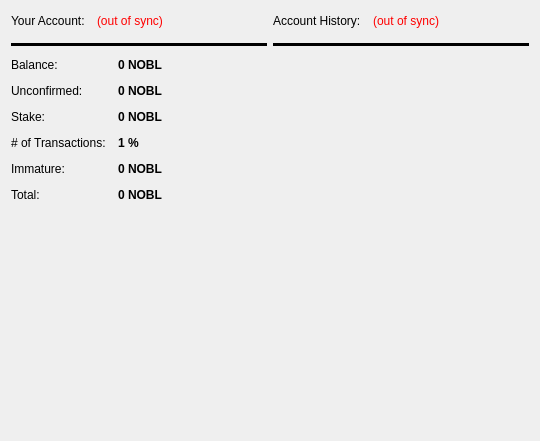
This is src/qt/forms/overviewpage.ui in NobleCoinNOBL/noblecoin as Qt 5 draws it before an edit. The edited form follows.
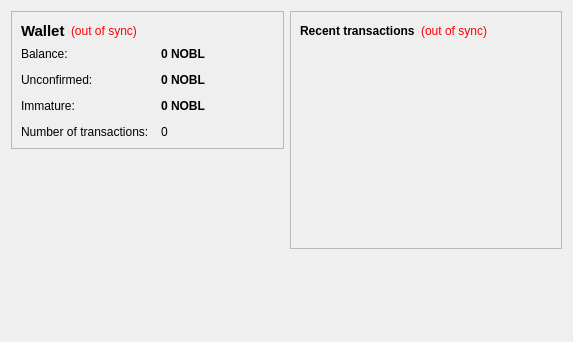
This is the edited form. Icons and pictures are not drawn.

Commit message: Overview Clean - Remove Staking Placeholders

What changed in the file:
```diff
--- a/src/qt/forms/overviewpage.ui
+++ b/src/qt/forms/overviewpage.ui
@@ -6,43 +6,38 @@
    <rect>
     <x>0</x>
     <y>0</y>
-    <width>540</width>
-    <height>441</height>
+    <width>573</width>
+    <height>342</height>
    </rect>
   </property>
   <property name="windowTitle">
    <string>Form</string>
   </property>
-  <layout class="QVBoxLayout" name="verticalLayout_2">
+  <layout class="QHBoxLayout" name="horizontalLayout" stretch="1,1">
    <item>
-    <layout class="QHBoxLayout" name="horizontalLayout_3">
+    <layout class="QVBoxLayout" name="verticalLayout_2">
      <item>
       <widget class="QFrame" name="frame">
        <property name="frameShape">
-        <enum>QFrame::NoFrame</enum>
+        <enum>QFrame::StyledPanel</enum>
        </property>
        <property name="frameShadow">
-        <enum>QFrame::Plain</enum>
-       </property>
-       <property name="lineWidth">
-        <number>0</number>
+        <enum>QFrame::Raised</enum>
        </property>
        <layout class="QVBoxLayout" name="verticalLayout_4">
-        <property name="spacing">
-         <number>12</number>
-        </property>
-        <property name="margin">
-         <number>0</number>
-        </property>
         <item>
          <layout class="QHBoxLayout" name="horizontalLayout_4">
           <item>
            <widget class="QLabel" name="label_5">
-            <property name="text">
-             <string>Your Account:</string>
+            <property name="font">
+             <font>
+              <pointsize>11</pointsize>
+              <weight>75</weight>
+              <bold>true</bold>
+             </font>
             </property>
-            <property name="openExternalLinks">
-             <bool>true</bool>
+            <property name="text">
+             <string>Wallet</string>
             </property>
            </widget>
           </item>
@@ -63,12 +58,6 @@
             <property name="alignment">
              <set>Qt::AlignLeading|Qt::AlignLeft|Qt::AlignVCenter</set>
             </property>
-            <property name="wordWrap">
-             <bool>false</bool>
-            </property>
-            <property name="openExternalLinks">
-             <bool>true</bool>
-            </property>
            </widget>
           </item>
           <item>
@@ -86,437 +75,6 @@
           </item>
          </layout>
         </item>
-        <item>
-         <widget class="Line" name="line">
-          <property name="palette">
-           <palette>
-            <active>
-             <colorrole role="WindowText">
-              <brush brushstyle="SolidPattern">
-               <color alpha="255">
-                <red>0</red>
-                <green>0</green>
-                <blue>0</blue>
-               </color>
-              </brush>
-             </colorrole>
-             <colorrole role="Button">
-              <brush brushstyle="SolidPattern">
-               <color alpha="255">
-                <red>0</red>
-                <green>0</green>
-                <blue>0</blue>
-               </color>
-              </brush>
-             </colorrole>
-             <colorrole role="Light">
-              <brush brushstyle="SolidPattern">
-               <color alpha="255">
-                <red>0</red>
-                <green>0</green>
-                <blue>0</blue>
-               </color>
-              </brush>
-             </colorrole>
-             <colorrole role="Midlight">
-              <brush brushstyle="SolidPattern">
-               <color alpha="255">
-                <red>0</red>
-                <green>0</green>
-                <blue>0</blue>
-               </color>
-              </brush>
-             </colorrole>
-             <colorrole role="Dark">
-              <brush brushstyle="SolidPattern">
-               <color alpha="255">
-                <red>0</red>
-                <green>0</green>
-                <blue>0</blue>
-               </color>
-              </brush>
-             </colorrole>
-             <colorrole role="Mid">
-              <brush brushstyle="SolidPattern">
-               <color alpha="255">
-                <red>0</red>
-                <green>0</green>
-                <blue>0</blue>
-               </color>
-              </brush>
-             </colorrole>
-             <colorrole role="Text">
-              <brush brushstyle="SolidPattern">
-               <color alpha="255">
-                <red>255</red>
-                <green>255</green>
-                <blue>255</blue>
-               </color>
-              </brush>
-             </colorrole>
-             <colorrole role="BrightText">
-              <brush brushstyle="SolidPattern">
-               <color alpha="255">
-                <red>255</red>
-                <green>255</green>
-                <blue>255</blue>
-               </color>
-              </brush>
-             </colorrole>
-             <colorrole role="ButtonText">
-              <brush brushstyle="SolidPattern">
-               <color alpha="255">
-                <red>255</red>
-                <green>255</green>
-                <blue>255</blue>
-               </color>
-              </brush>
-             </colorrole>
-             <colorrole role="Base">
-              <brush brushstyle="SolidPattern">
-               <color alpha="255">
-                <red>0</red>
-                <green>0</green>
-                <blue>0</blue>
-               </color>
-              </brush>
-             </colorrole>
-             <colorrole role="Window">
-              <brush brushstyle="SolidPattern">
-               <color alpha="255">
-                <red>0</red>
-                <green>0</green>
-                <blue>0</blue>
-               </color>
-              </brush>
-             </colorrole>
-             <colorrole role="Shadow">
-              <brush brushstyle="SolidPattern">
-               <color alpha="255">
-                <red>0</red>
-                <green>0</green>
-                <blue>0</blue>
-               </color>
-              </brush>
-             </colorrole>
-             <colorrole role="AlternateBase">
-              <brush brushstyle="SolidPattern">
-               <color alpha="255">
-                <red>0</red>
-                <green>0</green>
-                <blue>0</blue>
-               </color>
-              </brush>
-             </colorrole>
-             <colorrole role="ToolTipBase">
-              <brush brushstyle="SolidPattern">
-               <color alpha="255">
-                <red>255</red>
-                <green>255</green>
-                <blue>220</blue>
-               </color>
-              </brush>
-             </colorrole>
-             <colorrole role="ToolTipText">
-              <brush brushstyle="SolidPattern">
-               <color alpha="255">
-                <red>0</red>
-                <green>0</green>
-                <blue>0</blue>
-               </color>
-              </brush>
-             </colorrole>
-            </active>
-            <inactive>
-             <colorrole role="WindowText">
-              <brush brushstyle="SolidPattern">
-               <color alpha="255">
-                <red>0</red>
-                <green>0</green>
-                <blue>0</blue>
-               </color>
-              </brush>
-             </colorrole>
-             <colorrole role="Button">
-              <brush brushstyle="SolidPattern">
-               <color alpha="255">
-                <red>0</red>
-                <green>0</green>
-                <blue>0</blue>
-               </color>
-              </brush>
-             </colorrole>
-             <colorrole role="Light">
-              <brush brushstyle="SolidPattern">
-               <color alpha="255">
-                <red>0</red>
-                <green>0</green>
-                <blue>0</blue>
-               </color>
-              </brush>
-             </colorrole>
-             <colorrole role="Midlight">
-              <brush brushstyle="SolidPattern">
-               <color alpha="255">
-                <red>0</red>
-                <green>0</green>
-                <blue>0</blue>
-               </color>
-              </brush>
-             </colorrole>
-             <colorrole role="Dark">
-              <brush brushstyle="SolidPattern">
-               <color alpha="255">
-                <red>0</red>
-                <green>0</green>
-                <blue>0</blue>
-               </color>
-              </brush>
-             </colorrole>
-             <colorrole role="Mid">
-              <brush brushstyle="SolidPattern">
-               <color alpha="255">
-                <red>0</red>
-                <green>0</green>
-                <blue>0</blue>
-               </color>
-              </brush>
-             </colorrole>
-             <colorrole role="Text">
-              <brush brushstyle="SolidPattern">
-               <color alpha="255">
-                <red>255</red>
-                <green>255</green>
-                <blue>255</blue>
-               </color>
-              </brush>
-             </colorrole>
-             <colorrole role="BrightText">
-              <brush brushstyle="SolidPattern">
-               <color alpha="255">
-                <red>255</red>
-                <green>255</green>
-                <blue>255</blue>
-               </color>
-              </brush>
-             </colorrole>
-             <colorrole role="ButtonText">
-              <brush brushstyle="SolidPattern">
-               <color alpha="255">
-                <red>255</red>
-                <green>255</green>
-                <blue>255</blue>
-               </color>
-              </brush>
-             </colorrole>
-             <colorrole role="Base">
-              <brush brushstyle="SolidPattern">
-               <color alpha="255">
-                <red>0</red>
-                <green>0</green>
-                <blue>0</blue>
-               </color>
-              </brush>
-             </colorrole>
-             <colorrole role="Window">
-              <brush brushstyle="SolidPattern">
-               <color alpha="255">
-                <red>0</red>
-                <green>0</green>
-                <blue>0</blue>
-               </color>
-              </brush>
-             </colorrole>
-             <colorrole role="Shadow">
-              <brush brushstyle="SolidPattern">
-               <color alpha="255">
-                <red>0</red>
-                <green>0</green>
-                <blue>0</blue>
-               </color>
-              </brush>
-             </colorrole>
-             <colorrole role="AlternateBase">
-              <brush brushstyle="SolidPattern">
-               <color alpha="255">
-                <red>0</red>
-                <green>0</green>
-                <blue>0</blue>
-               </color>
-              </brush>
-             </colorrole>
-             <colorrole role="ToolTipBase">
-              <brush brushstyle="SolidPattern">
-               <color alpha="255">
-                <red>255</red>
-                <green>255</green>
-                <blue>220</blue>
-               </color>
-              </brush>
-             </colorrole>
-             <colorrole role="ToolTipText">
-              <brush brushstyle="SolidPattern">
-               <color alpha="255">
-                <red>0</red>
-                <green>0</green>
-                <blue>0</blue>
-               </color>
-              </brush>
-             </colorrole>
-            </inactive>
-            <disabled>
-             <colorrole role="WindowText">
-              <brush brushstyle="SolidPattern">
-               <color alpha="255">
-                <red>0</red>
-                <green>0</green>
-                <blue>0</blue>
-               </color>
-              </brush>
-             </colorrole>
-             <colorrole role="Button">
-              <brush brushstyle="SolidPattern">
-               <color alpha="255">
-                <red>0</red>
-                <green>0</green>
-                <blue>0</blue>
-               </color>
-              </brush>
-             </colorrole>
-             <colorrole role="Light">
-              <brush brushstyle="SolidPattern">
-               <color alpha="255">
-                <red>0</red>
-                <green>0</green>
-                <blue>0</blue>
-               </color>
-              </brush>
-             </colorrole>
-             <colorrole role="Midlight">
-              <brush brushstyle="SolidPattern">
-               <color alpha="255">
-                <red>0</red>
-                <green>0</green>
-                <blue>0</blue>
-               </color>
-              </brush>
-             </colorrole>
-             <colorrole role="Dark">
-              <brush brushstyle="SolidPattern">
-               <color alpha="255">
-                <red>0</red>
-                <green>0</green>
-                <blue>0</blue>
-               </color>
-              </brush>
-             </colorrole>
-             <colorrole role="Mid">
-              <brush brushstyle="SolidPattern">
-               <color alpha="255">
-                <red>0</red>
-                <green>0</green>
-                <blue>0</blue>
-               </color>
-              </brush>
-             </colorrole>
-             <colorrole role="Text">
-              <brush brushstyle="SolidPattern">
-               <color alpha="255">
-                <red>0</red>
-                <green>0</green>
-                <blue>0</blue>
-               </color>
-              </brush>
-             </colorrole>
-             <colorrole role="BrightText">
-              <brush brushstyle="SolidPattern">
-               <color alpha="255">
-                <red>255</red>
-                <green>255</green>
-                <blue>255</blue>
-               </color>
-              </brush>
-             </colorrole>
-             <colorrole role="ButtonText">
-              <brush brushstyle="SolidPattern">
-               <color alpha="255">
-                <red>0</red>
-                <green>0</green>
-                <blue>0</blue>
-               </color>
-              </brush>
-             </colorrole>
-             <colorrole role="Base">
-              <brush brushstyle="SolidPattern">
-               <color alpha="255">
-                <red>0</red>
-                <green>0</green>
-                <blue>0</blue>
-               </color>
-              </brush>
-             </colorrole>
-             <colorrole role="Window">
-              <brush brushstyle="SolidPattern">
-               <color alpha="255">
-                <red>0</red>
-                <green>0</green>
-                <blue>0</blue>
-               </color>
-              </brush>
-             </colorrole>
-             <colorrole role="Shadow">
-              <brush brushstyle="SolidPattern">
-               <color alpha="255">
-                <red>0</red>
-                <green>0</green>
-                <blue>0</blue>
-               </color>
-              </brush>
-             </colorrole>
-             <colorrole role="AlternateBase">
-              <brush brushstyle="SolidPattern">
-               <color alpha="255">
-                <red>0</red>
-                <green>0</green>
-                <blue>0</blue>
-               </color>
-              </brush>
-             </colorrole>
-             <colorrole role="ToolTipBase">
-              <brush brushstyle="SolidPattern">
-               <color alpha="255">
-                <red>255</red>
-                <green>255</green>
-                <blue>220</blue>
-               </color>
-              </brush>
-             </colorrole>
-             <colorrole role="ToolTipText">
-              <brush brushstyle="SolidPattern">
-               <color alpha="255">
-                <red>0</red>
-                <green>0</green>
-                <blue>0</blue>
-               </color>
-              </brush>
-             </colorrole>
-            </disabled>
-           </palette>
-          </property>
-          <property name="frameShadow">
-           <enum>QFrame::Plain</enum>
-          </property>
-          <property name="lineWidth">
-           <number>20</number>
-          </property>
-          <property name="midLineWidth">
-           <number>20</number>
-          </property>
-          <property name="orientation">
-           <enum>Qt::Horizontal</enum>
-          </property>
-         </widget>
-        </item>
         <item>
          <layout class="QFormLayout" name="formLayout_2">
           <property name="fieldGrowthPolicy">
@@ -592,80 +150,24 @@
             </property>
            </widget>
           </item>
-          <item row="2" column="0">
-           <widget class="QLabel" name="label_6">
-            <property name="styleSheet">
-             <string notr="true"/>
-            </property>
-            <property name="text">
-             <string>Stake:</string>
-            </property>
-            <property name="openExternalLinks">
-             <bool>true</bool>
-            </property>
-           </widget>
-          </item>
-          <item row="2" column="1">
-           <widget class="QLabel" name="labelStake">
-            <property name="font">
-             <font>
-              <weight>75</weight>
-              <bold>true</bold>
-             </font>
-            </property>
-            <property name="cursor">
-             <cursorShape>IBeamCursor</cursorShape>
-            </property>
-            <property name="toolTip">
-             <string>Total of coins that was staked, and do not yet count toward the current balance</string>
-            </property>
-            <property name="styleSheet">
-             <string notr="true"/>
-            </property>
-            <property name="text">
-             <string notr="true">0 NOBL</string>
-            </property>
-            <property name="textInteractionFlags">
-             <set>Qt::LinksAccessibleByMouse|Qt::TextSelectableByKeyboard|Qt::TextSelectableByMouse</set>
-            </property>
-           </widget>
-          </item>
           <item row="3" column="0">
-           <widget class="QLabel" name="interestLabel">
-            <property name="styleSheet">
-             <string notr="true"/>
-            </property>
+           <widget class="QLabel" name="label_2">
             <property name="text">
-             <string># of Transactions:</string>
-            </property>
-            <property name="openExternalLinks">
-             <bool>true</bool>
+             <string>Number of transactions:</string>
             </property>
            </widget>
           </item>
           <item row="3" column="1">
            <widget class="QLabel" name="labelNumTransactions">
-            <property name="font">
-             <font>
-              <weight>75</weight>
-              <bold>true</bold>
-             </font>
-            </property>
-            <property name="cursor">
-             <cursorShape>IBeamCursor</cursorShape>
-            </property>
             <property name="toolTip">
-             <string>Total number of transactions for this account.</string>
-            </property>
-            <property name="styleSheet">
-             <string notr="true"/>
+             <string>Total number of transactions in wallet</string>
             </property>
             <property name="text">
-             <string>1 %</string>
+             <string notr="true">0</string>
             </property>
            </widget>
           </item>
-          <item row="4" column="0">
+          <item row="2" column="0">
            <widget class="QLabel" name="labelImmatureText">
             <property name="text">
              <string>Immature:</string>
@@ -675,7 +177,7 @@
             </property>
            </widget>
           </item>
-          <item row="4" column="1">
+          <item row="2" column="1">
            <widget class="QLabel" name="labelImmature">
             <property name="font">
              <font>
@@ -694,83 +196,62 @@
             </property>
            </widget>
           </item>
-          <item row="5" column="0">
-           <widget class="QLabel" name="labelTotalText">
-            <property name="text">
-             <string>Total:</string>
-            </property>
-            <property name="openExternalLinks">
-             <bool>true</bool>
-            </property>
-           </widget>
-          </item>
-          <item row="5" column="1">
-           <widget class="QLabel" name="labelTotal">
-            <property name="font">
-             <font>
-              <weight>75</weight>
-              <bold>true</bold>
-             </font>
-            </property>
-            <property name="cursor">
-             <cursorShape>IBeamCursor</cursorShape>
-            </property>
-            <property name="toolTip">
-             <string>Your current total balance</string>
-            </property>
-            <property name="text">
-             <string notr="true">0 NOBL</string>
-            </property>
-            <property name="textInteractionFlags">
-             <set>Qt::LinksAccessibleByMouse|Qt::TextSelectableByKeyboard|Qt::TextSelectableByMouse</set>
-            </property>
-           </widget>
-          </item>
          </layout>
         </item>
-        <item>
-         <spacer name="verticalSpacer_3">
-          <property name="orientation">
-           <enum>Qt::Vertical</enum>
-          </property>
-          <property name="sizeHint" stdset="0">
-           <size>
-            <width>20</width>
-            <height>40</height>
-           </size>
-          </property>
-         </spacer>
-        </item>
        </layout>
       </widget>
      </item>
+     <item>
+      <spacer name="verticalSpacer">
+       <property name="orientation">
+        <enum>Qt::Vertical</enum>
+       </property>
+       <property name="sizeHint" stdset="0">
+        <size>
+         <width>20</width>
+         <height>40</height>
+        </size>
+       </property>
+      </spacer>
+     </item>
+     <item>
+      <widget class="QLabel" name="label_6">
+       <property name="text">
+        <string/>
+       </property>
+       <property name="pixmap">
+        <pixmap resource="../bitcoin.qrc">:/images/backg</pixmap>
+       </property>
+       <property name="scaledContents">
+        <bool>false</bool>
+       </property>
+       <property name="alignment">
+        <set>Qt::AlignCenter</set>
+       </property>
+       <property name="margin">
+        <number>-2</number>
+       </property>
+      </widget>
+     </item>
+    </layout>
+   </item>
+   <item>
+    <layout class="QVBoxLayout" name="verticalLayout_3">
      <item>
       <widget class="QFrame" name="frame_2">
        <property name="frameShape">
-        <enum>QFrame::NoFrame</enum>
+        <enum>QFrame::StyledPanel</enum>
        </property>
        <property name="frameShadow">
-        <enum>QFrame::Plain</enum>
-       </property>
-       <property name="lineWidth">
-        <number>0</number>
+        <enum>QFrame::Raised</enum>
        </property>
        <layout class="QVBoxLayout" name="verticalLayout">
-        <property name="spacing">
-         <number>12</number>
-        </property>
-        <property name="margin">
-         <number>0</number>
-        </property>
         <item>
          <layout class="QHBoxLayout" name="horizontalLayout_2">
           <item>
            <widget class="QLabel" name="label_4">
             <property name="text">
-             <string>Account History:</string>
-            </property>
-            <property name="openExternalLinks">
-             <bool>true</bool>
+             <string>&lt;b&gt;Recent transactions&lt;/b&gt;</string>
             </property>
            </widget>
           </item>
@@ -811,59 +292,6 @@
           </item>
          </layout>
         </item>
-        <item>
-         <widget class="Line" name="line_2">
-          <property name="palette">
-           <palette>
-            <active>
-             <colorrole role="WindowText">
-              <brush brushstyle="SolidPattern">
-               <color alpha="255">
-                <red>0</red>
-                <green>0</green>
-                <blue>0</blue>
-               </color>
-              </brush>
-             </colorrole>
-            </active>
-            <inactive>
-             <colorrole role="WindowText">
-              <brush brushstyle="SolidPattern">
-               <color alpha="255">
-                <red>0</red>
-                <green>0</green>
-                <blue>0</blue>
-               </color>
-              </brush>
-             </colorrole>
-            </inactive>
-            <disabled>
-             <colorrole role="WindowText">
-              <brush brushstyle="SolidPattern">
-               <color alpha="255">
-                <red>143</red>
-                <green>146</green>
-                <blue>147</blue>
-               </color>
-              </brush>
-             </colorrole>
-            </disabled>
-           </palette>
-          </property>
-          <property name="frameShadow">
-           <enum>QFrame::Plain</enum>
-          </property>
-          <property name="lineWidth">
-           <number>20</number>
-          </property>
-          <property name="midLineWidth">
-           <number>20</number>
-          </property>
-          <property name="orientation">
-           <enum>Qt::Horizontal</enum>
-          </property>
-         </widget>
-        </item>
         <item>
          <widget class="QListView" name="listTransactions">
           <property name="styleSheet">
@@ -883,37 +311,24 @@
           </property>
          </widget>
         </item>
-        <item>
-         <spacer name="verticalSpacer">
-          <property name="orientation">
-           <enum>Qt::Vertical</enum>
-          </property>
-          <property name="sizeHint" stdset="0">
-           <size>
-            <width>20</width>
-            <height>64</height>
-           </size>
-          </property>
-         </spacer>
-        </item>
        </layout>
       </widget>
      </item>
+     <item>
+      <spacer name="verticalSpacer_2">
+       <property name="orientation">
+        <enum>Qt::Vertical</enum>
+       </property>
+       <property name="sizeHint" stdset="0">
+        <size>
+         <width>20</width>
+         <height>40</height>
+        </size>
+       </property>
+      </spacer>
+     </item>
     </layout>
    </item>
-   <item>
-    <spacer name="verticalSpacer_2">
-     <property name="orientation">
-      <enum>Qt::Vertical</enum>
-     </property>
-     <property name="sizeHint" stdset="0">
-      <size>
-       <width>20</width>
-       <height>64</height>
-      </size>
-     </property>
-    </spacer>
-   </item>
   </layout>
  </widget>
  <resources/>
```
Left out of the diff: 20 changed lines with no effect on the pictures.
